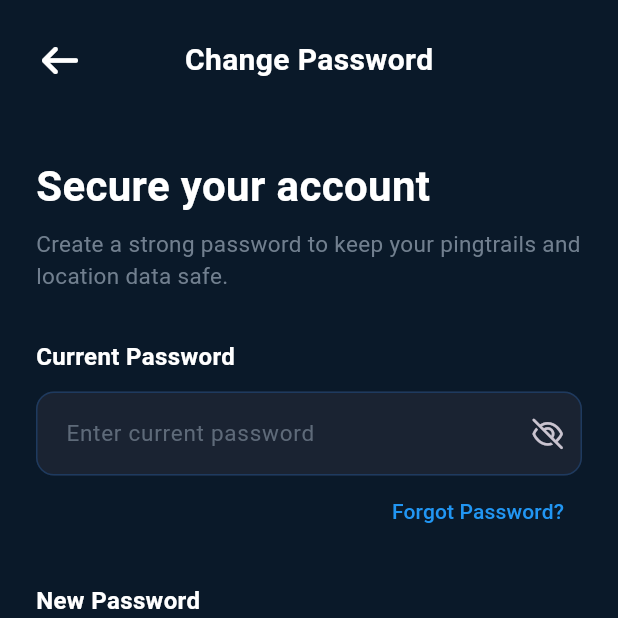
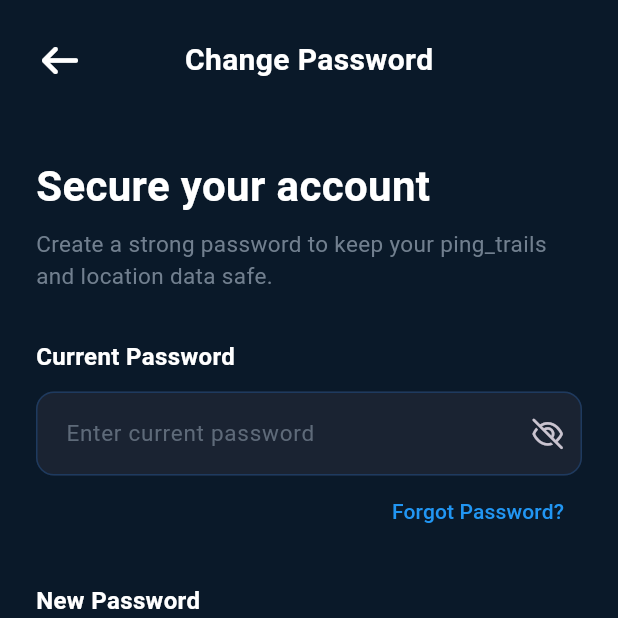
Before and after one commit to oyinelizabeth/pingpal, a Flutter app: the ChangePasswordPage screen opened directly, on a phone screen of 412 x 824 dp, the top half of it. Run offline on Flutter 3.47's test engine with Material 3 defaults, Android fonts, the phone set to English and light mode, and no system bars; our stand-ins replace cloud_firestore, connectivity_plus, firebase_auth, firebase_core, firebase_messaging, firebase_storage and 9 more; accounts and stored records are empty; Roboto replaces fonts that are missing (Poppins).

Commit message:
resolve pingtrail issues

```diff
--- a/lib/pages/active_pingtrail_map.dart
+++ b/lib/pages/active_pingtrail_map.dart
@@ -81,7 +81,7 @@ class _ActivePingtrailMapPageState extends State<ActivePingtrailMapPage> {
 
   void _listenToTrailChanges() {
     _trailSubscription = FirebaseFirestore.instance
-        .collection('pingtrails')
+        .collection('ping_trails')
         .doc(widget.pingtrailId)
         .snapshots()
         .listen((trailSnap) async {
@@ -147,7 +147,7 @@ class _ActivePingtrailMapPageState extends State<ActivePingtrailMapPage> {
       // Arrival Detection
       if (!_hasArrived) {
         final trailSnap = await FirebaseFirestore.instance
-            .collection('pingtrails')
+            .collection('ping_trails')
             .doc(widget.pingtrailId)
             .get();
 
@@ -192,6 +192,11 @@ class _ActivePingtrailMapPageState extends State<ActivePingtrailMapPage> {
       for (var loc in locations) {
         final String uid = loc['userId'];
         if (uid == currentUserId) continue;
+
+        if (loc['location'] == null) {
+          debugPrint('Location for user $uid is null (cache miss/expired)');
+          continue;
+        }
 
         final double lat = (loc['location']['lat'] as num).toDouble();
         final double lng = (loc['location']['lng'] as num).toDouble();
@@ -509,7 +514,7 @@ class _ActivePingtrailMapPageState extends State<ActivePingtrailMapPage> {
 
   Future<void> _checkIfAlreadyArrived() async {
     final snap = await FirebaseFirestore.instance
-        .collection('pingtrails')
+        .collection('ping_trails')
         .doc(widget.pingtrailId)
         .get();
 
@@ -616,7 +621,7 @@ class _ActivePingtrailMapPageState extends State<ActivePingtrailMapPage> {
 
     try {
       await FirebaseFirestore.instance
-          .collection('pingtrails')
+          .collection('ping_trails')
           .doc(widget.pingtrailId)
           .update({
         'status': 'cancelled',
@@ -664,7 +669,7 @@ class _ActivePingtrailMapPageState extends State<ActivePingtrailMapPage> {
       ),
       body: StreamBuilder<DocumentSnapshot>(
         stream: FirebaseFirestore.instance
-            .collection('pingtrails')
+            .collection('ping_trails')
             .doc(widget.pingtrailId)
             .snapshots(),
         builder: (context, trailSnap) {
--- a/lib/pages/change_password.dart
+++ b/lib/pages/change_password.dart
@@ -164,7 +164,7 @@ class _ChangePasswordPageState extends State<ChangePasswordPage> {
                     ),
                     const SizedBox(height: 8),
                     Text(
-                      'Create a strong password to keep your pingtrails and location data safe.',
+                      'Create a strong password to keep your ping_trails and location data safe.',
                       style: TextStyle(
                         fontSize: 15,
                         color: AppTheme.textGray.withOpacity(0.8),
--- a/lib/pages/chat_list.dart
+++ b/lib/pages/chat_list.dart
@@ -72,7 +72,7 @@ class _ChatListPageState extends State<ChatListPage> with SingleTickerProviderSt
     // We want to fetch all trails the user is part of, then filter in memory
     // because Firestore whereIn/array-contains-any has limits and we have complex logic.
     return StreamBuilder<QuerySnapshot>(
-      stream: FirebaseFirestore.instance.collection('pingtrails').snapshots(),
+      stream: FirebaseFirestore.instance.collection('ping_trails').snapshots(),
       builder: (context, snapshot) {
         if (!snapshot.hasData) {
           return const Center(child: CircularProgressIndicator());
--- a/lib/pages/chats.dart
+++ b/lib/pages/chats.dart
@@ -190,7 +190,7 @@ class _ChatPageState extends State<ChatPage> {
 
     if (confirm == true) {
       try {
-        final docRef = FirebaseFirestore.instance.collection('pingtrails').doc(widget.trailId);
+        final docRef = FirebaseFirestore.instance.collection('ping_trails').doc(widget.trailId);
         final doc = await docRef.get();
         if (doc.exists) {
           final data = doc.data()!;
--- a/lib/pages/delete_account_page.dart
+++ b/lib/pages/delete_account_page.dart
@@ -75,7 +75,7 @@ class _DeleteAccountPageState extends State<DeleteAccountPage> {
     // 4. Handle Pingtrails
     // Case A: User is the host -> Delete or Cancel the trail
     final hostedTrails = await firestore
-        .collection('pingtrails')
+        .collection('ping_trails')
         .where('hostId', isEqualTo: uid)
         .get();
     for (final doc in hostedTrails.docs) {
@@ -87,7 +87,7 @@ class _DeleteAccountPageState extends State<DeleteAccountPage> {
 
     // Case B: User is a participant -> Remove from arrays
     final participatingTrails = await firestore
-        .collection('pingtrails')
+        .collection('ping_trails')
         .where('members', arrayContains: uid)
         .get();
     for (final doc in participatingTrails.docs) {
--- a/lib/pages/home.dart
+++ b/lib/pages/home.dart
@@ -227,7 +227,7 @@ class _HomePageState extends State<HomePage> {
   Widget _buildActivePingtrailOverview() {
     return StreamBuilder<QuerySnapshot>(
       stream: FirebaseFirestore.instance
-          .collection('pingtrails')
+          .collection('ping_trails')
           .where('status', isEqualTo: 'active')
           .where('members', arrayContains: _currentUserId)
           .snapshots(),
@@ -339,7 +339,7 @@ class _HomePageState extends State<HomePage> {
         // Full-screen Map with ACTIVE PINGTRAILS
         StreamBuilder<QuerySnapshot>(
           stream: FirebaseFirestore.instance
-              .collection('pingtrails')
+              .collection('ping_trails')
               .where('status', isEqualTo: 'active')
               .snapshots(),
           builder: (context, snapshot) {
@@ -377,7 +377,7 @@ class _HomePageState extends State<HomePage> {
                   final arrivalTime = arrivalTimestamp.toDate();
                   if (now.isAfter(arrivalTime.add(const Duration(hours: 1)))) {
                     // Update status to 'completed' in Firestore (silently)
-                    FirebaseFirestore.instance.collection('pingtrails').doc(doc.id).update({
+                    FirebaseFirestore.instance.collection('ping_trails').doc(doc.id).update({
                       'status': 'completed',
                       'endedAt': FieldValue.serverTimestamp(),
                     });
--- a/lib/pages/notifications.dart
+++ b/lib/pages/notifications.dart
@@ -140,7 +140,7 @@ class _NotificationsPageState extends State<NotificationsPage>
       String notificationId,
       ) async {
     final ref =
-    FirebaseFirestore.instance.collection('pingtrails').doc(pingtrailId);
+    FirebaseFirestore.instance.collection('ping_trails').doc(pingtrailId);
 
     try {
       await FirebaseFirestore.instance.runTransaction((tx) async {
@@ -223,7 +223,7 @@ class _NotificationsPageState extends State<NotificationsPage>
       String notificationId,
       ) async {
     await FirebaseFirestore.instance
-        .collection('pingtrails')
+        .collection('ping_trails')
         .doc(pingtrailId)
         .update({
       'members': FieldValue.arrayRemove([currentUserId]),
--- a/lib/pages/pingtrails_history.dart
+++ b/lib/pages/ping_trails_history.dart
@@ -7,14 +7,14 @@ import '../theme/app_theme.dart';
 import '../widgets/navbar.dart';
 import 'pingtrail_complete.dart';
 
-class PingtrailsHistoryPage extends StatefulWidget {
-  const PingtrailsHistoryPage({super.key});
+class Ping_trailsHistoryPage extends StatefulWidget {
+  const Ping_trailsHistoryPage({super.key});
 
   @override
-  State<PingtrailsHistoryPage> createState() => _PingtrailsHistoryPageState();
+  State<Ping_trailsHistoryPage> createState() => _Ping_trailsHistoryPageState();
 }
 
-class _PingtrailsHistoryPageState extends State<PingtrailsHistoryPage>
+class _Ping_trailsHistoryPageState extends State<Ping_trailsHistoryPage>
     with SingleTickerProviderStateMixin {
   late TabController _tabController;
 
@@ -127,7 +127,7 @@ class _PingtrailsHistoryPageState extends State<PingtrailsHistoryPage>
           controller: _searchController,
           style: const TextStyle(color: AppTheme.textWhite),
           decoration: const InputDecoration(
-            hintText: 'Search pingtrails',
+            hintText: 'Search ping_trails',
             prefixIcon: Icon(FontAwesomeIcons.magnifyingGlass,
                 size: 16, color: AppTheme.primaryBlue),
             border: InputBorder.none,
@@ -161,7 +161,7 @@ class _PingtrailsHistoryPageState extends State<PingtrailsHistoryPage>
   Widget _buildCompletedTab() {
     return StreamBuilder<QuerySnapshot>(
       stream: FirebaseFirestore.instance
-          .collection('pingtrails')
+          .collection('ping_trails')
           .where('members', arrayContains: currentUserId)
           .snapshots(),
       builder: (context, snapshot) {
@@ -176,7 +176,7 @@ class _PingtrailsHistoryPageState extends State<PingtrailsHistoryPage>
         }).toList();
 
         if (docs.isEmpty) {
-          return _emptyState('No completed pingtrails');
+          return _emptyState('No completed ping_trails');
         }
 
         return ListView(
@@ -193,7 +193,7 @@ class _PingtrailsHistoryPageState extends State<PingtrailsHistoryPage>
   Widget _buildCancelledTab() {
     return StreamBuilder<QuerySnapshot>(
       stream: FirebaseFirestore.instance
-          .collection('pingtrails')
+          .collection('ping_trails')
           .where('members', arrayContains: currentUserId)
           .snapshots(),
       builder: (context, snapshot) {
@@ -221,7 +221,7 @@ class _PingtrailsHistoryPageState extends State<PingtrailsHistoryPage>
         }).toList();
 
         if (filteredDocs.isEmpty) {
-          return _emptyState('No cancelled pingtrails');
+          return _emptyState('No cancelled ping_trails');
         }
 
         return ListView(
--- a/lib/pages/pingtrail.dart
+++ b/lib/pages/pingtrail.dart
@@ -8,7 +8,7 @@ import '../theme/app_theme.dart';
 import 'active_pingtrail_map.dart';
 import 'create_pingtrail.dart';
 import 'pingtrail_complete.dart';
-import 'pingtrails_history.dart';
+import 'ping_trails_history.dart';
 import '../widgets/pending_pingtrail_sheet.dart';
 import '../widgets/active_pingtrail_details_sheet.dart';
 import '../widgets/pingtrail_avatar_row.dart';
@@ -40,7 +40,7 @@ class _PingtrailPageState extends State<PingtrailPage> {
   // Accept Pingtrail
   Future<void> acceptPingtrail(String pingtrailId) async {
     final uid = currentUserId;
-    final ref = FirebaseFirestore.instance.collection('pingtrails').doc(pingtrailId);
+    final ref = FirebaseFirestore.instance.collection('ping_trails').doc(pingtrailId);
 
     try {
       await FirebaseFirestore.instance.runTransaction((tx) async {
@@ -120,7 +120,7 @@ class _PingtrailPageState extends State<PingtrailPage> {
 
   // Decline Pingtrail
   Future<void> declinePingtrail(String pingtrailId) async {
-    final ref = FirebaseFirestore.instance.collection('pingtrails').doc(pingtrailId);
+    final ref = FirebaseFirestore.instance.collection('ping_trails').doc(pingtrailId);
 
     await FirebaseFirestore.instance.runTransaction((tx) async {
       final snap = await tx.get(ref);
@@ -288,7 +288,7 @@ class _PingtrailPageState extends State<PingtrailPage> {
                   child: OutlinedButton.icon(
                     onPressed: () async {
                       final snap = await FirebaseFirestore.instance
-                          .collection('pingtrails')
+                          .collection('ping_trails')
                           .where('members', arrayContains: currentUserId)
                           .where('status', isEqualTo: 'active')
                           .limit(1)
@@ -362,7 +362,7 @@ class _PingtrailPageState extends State<PingtrailPage> {
 
                 StreamBuilder<QuerySnapshot>(
                   stream: FirebaseFirestore.instance
-                      .collection('pingtrails')
+                      .collection('ping_trails')
                       .where('members', arrayContains: currentUserId)
                       .where('status', isEqualTo: 'active')
                       .orderBy('createdAt', descending: true)
@@ -420,7 +420,7 @@ class _PingtrailPageState extends State<PingtrailPage> {
 
                 StreamBuilder<QuerySnapshot>(
                   stream: FirebaseFirestore.instance
-                      .collection('pingtrails')
+                      .collection('ping_trails')
                       .where('hostId', isEqualTo: currentUserId)
                       .where('status', isEqualTo: 'pending')
                       .snapshots(),
@@ -490,14 +490,14 @@ class _PingtrailPageState extends State<PingtrailPage> {
                 // Past Pingtrail Cards
                 StreamBuilder<QuerySnapshot>(
                   stream: FirebaseFirestore.instance
-                      .collection('pingtrails')
+                      .collection('ping_trails')
                       .where('members', arrayContains: currentUserId)
                       .orderBy('createdAt', descending: true)
                       .snapshots(),
                   builder: (context, snapshot) {
                     if (!snapshot.hasData || snapshot.data!.docs.isEmpty) {
                       return const Text(
-                        'No past pingtrails',
+                        'No past ping_trails',
                         style: TextStyle(color: AppTheme.textGray),
                       );
                     }
@@ -524,7 +524,7 @@ class _PingtrailPageState extends State<PingtrailPage> {
 
                     if (pastTrails.isEmpty) {
                       return const Text(
-                        'No past pingtrails',
+                        'No past ping_trails',
                         style: TextStyle(color: AppTheme.textGray),
                       );
                     }
@@ -549,7 +549,7 @@ class _PingtrailPageState extends State<PingtrailPage> {
                     Navigator.push(
                       context,
                       MaterialPageRoute(
-                        builder: (_) => const PingtrailsHistoryPage(),
+                        builder: (_) => const Ping_trailsHistoryPage(),
                       ),
                     );
                   },
@@ -607,7 +607,7 @@ class _PingtrailPageState extends State<PingtrailPage> {
   Widget _buildPendingPingtrails() {
     return StreamBuilder<QuerySnapshot>(
       stream: FirebaseFirestore.instance
-          .collection('pingtrails')
+          .collection('ping_trails')
           .where('members', arrayContains: currentUserId)
           .where('status', isEqualTo: 'pending')
           .snapshots(),
--- a/lib/pages/pingtrail_complete.dart
+++ b/lib/pages/pingtrail_complete.dart
@@ -40,7 +40,7 @@ class _PingtrailCompletePageState extends State<PingtrailCompletePage>
   Future<void> _loadTrailSummary() async {
     try {
       final trailDoc = await FirebaseFirestore.instance
-          .collection('pingtrails')
+          .collection('ping_trails')
           .doc(widget.trailId)
           .get();
 
--- a/lib/pages/pingtrail_invitation.dart
+++ b/lib/pages/pingtrail_invitation.dart
@@ -176,7 +176,7 @@ class _PingtrailInvitationPageState extends State<PingtrailInvitationPage>
           top: false,
           child: StreamBuilder<DocumentSnapshot>(
             stream: _firestore
-                .collection('pingtrails')
+                .collection('ping_trails')
                 .doc(widget.pingtrailId)
                 .snapshots(),
             builder: (context, trailSnap) {
@@ -192,7 +192,7 @@ class _PingtrailInvitationPageState extends State<PingtrailInvitationPage>
 
               return StreamBuilder<DocumentSnapshot>(
                 stream: _firestore
-                    .collection('pingtrails')
+                    .collection('ping_trails')
                     .doc(widget.pingtrailId)
                     .collection('invitations')
                     .doc(widget.invitationId)
@@ -325,7 +325,7 @@ class _PingtrailInvitationPageState extends State<PingtrailInvitationPage>
     if (hostId == null) return;
 
     await _firestore
-        .collection('pingtrails')
+        .collection('ping_trails')
         .doc(widget.pingtrailId)
         .collection('invitations')
         .doc(widget.invitationId)
@@ -347,7 +347,7 @@ class _PingtrailInvitationPageState extends State<PingtrailInvitationPage>
   Future<void> _acceptInvite() async {
     if (hostId == null) return;
 
-    final docRef = _firestore.collection('pingtrails').doc(widget.pingtrailId);
+    final docRef = _firestore.collection('ping_trails').doc(widget.pingtrailId);
     final docSnap = await docRef.get();
 
     if (docSnap.exists) {
@@ -377,7 +377,7 @@ class _PingtrailInvitationPageState extends State<PingtrailInvitationPage>
     }
 
     await _firestore
-        .collection('pingtrails')
+        .collection('ping_trails')
         .doc(widget.pingtrailId)
         .collection('invitations')
         .doc(widget.invitationId)
--- a/lib/pages/select_destination.dart
+++ b/lib/pages/select_destination.dart
@@ -174,12 +174,12 @@ class _SelectDestinationPageState extends State<SelectDestinationPage> {
       'endedAt': null,
     };
 
-    final docRef = await FirebaseFirestore.instance.collection('pingtrails').add(pingtrailData);
+    final docRef = await FirebaseFirestore.instance.collection('ping_trails').add(pingtrailData);
 
     // Send invitations/notifications
     for (String friendId in widget.selectedFriends) {
       final inviteRef = await FirebaseFirestore.instance
-          .collection('pingtrails')
+          .collection('ping_trails')
           .doc(docRef.id)
           .collection('invitations')
           .add({
--- a/lib/services/chat_service.dart
+++ b/lib/services/chat_service.dart
@@ -41,7 +41,7 @@ class ChatService {
 
   static Future<List<Map<String, dynamic>>> fetchArchivedMessages(String trailId) async {
     final querySnapshot = await FirebaseFirestore.instance
-        .collection('pingtrails')
+        .collection('ping_trails')
         .doc(trailId)
         .collection('chat_archive')
         .orderBy('timestamp', descending: false)
@@ -53,7 +53,7 @@ class ChatService {
   static Future<void> archiveMessagesToFirestore(String trailId, List<Map<String, dynamic>> messages) async {
     final batch = FirebaseFirestore.instance.batch();
     final archiveCollection = FirebaseFirestore.instance
-        .collection('pingtrails')
+        .collection('ping_trails')
         .doc(trailId)
         .collection('chat_archive');
 
--- a/lib/services/live_location_service.dart
+++ b/lib/services/live_location_service.dart
@@ -54,7 +54,7 @@ class LiveLocationService {
       _lastPosition = position;
 
       await FirebaseFirestore.instance
-          .collection('pingtrails')
+          .collection('ping_trails')
           .doc(pingtrailId)
           .collection('liveLocations')
           .doc(uid)
--- a/lib/services/pingtrail_invite_service.dart
+++ b/lib/services/pingtrail_invite_service.dart
@@ -12,7 +12,7 @@ class PingtrailInviteService {
   }) async {
     // Create invitation
     final invitationRef = _firestore
-        .collection('pingtrails')
+        .collection('ping_trails')
         .doc(pingtrailId)
         .collection('invitations')
         .doc();
--- a/lib/services/pingtrail_service.dart
+++ b/lib/services/pingtrail_service.dart
@@ -15,7 +15,7 @@ class PingtrailService {
   }) async {
     final uid = _auth.currentUser!.uid;
 
-    final docRef = await _firestore.collection('pingtrails').add({
+    final docRef = await _firestore.collection('ping_trails').add({
       'hostId': uid, // creatorId renamed to hostId
       'name': name,
       'destinationName': destinationName,
@@ -40,7 +40,7 @@ class PingtrailService {
   }) async {
     final uid = userId ?? _auth.currentUser!.uid;
 
-    final docRef = _firestore.collection('pingtrails').doc(pingtrailId);
+    final docRef = _firestore.collection('ping_trails').doc(pingtrailId);
 
     await _firestore.runTransaction((transaction) async {
       final snapshot = await transaction.get(docRef);
--- a/lib/widgets/active_pingtrail_details_sheet.dart
+++ b/lib/widgets/active_pingtrail_details_sheet.dart
@@ -73,7 +73,7 @@ class ActivePingtrailDetailsSheet extends StatelessWidget {
     }
 
     await FirebaseFirestore.instance
-        .collection('pingtrails')
+        .collection('ping_trails')
         .doc(pingtrailId)
         .update(updates);
 
@@ -158,7 +158,7 @@ class ActivePingtrailDetailsSheet extends StatelessWidget {
 
     if (confirm == true) {
       await FirebaseFirestore.instance
-          .collection('pingtrails')
+          .collection('ping_trails')
           .doc(doc.id)
           .update({
         'status': 'cancelled',
@@ -286,7 +286,7 @@ class ActivePingtrailDetailsSheet extends StatelessWidget {
               children: members.map((uid) {
                 return StreamBuilder<DocumentSnapshot>(
                   stream: FirebaseFirestore.instance
-                      .collection('pingtrails')
+                      .collection('ping_trails')
                       .doc(pingtrailId)
                       .collection('liveLocations')
                       .doc(uid)
```
